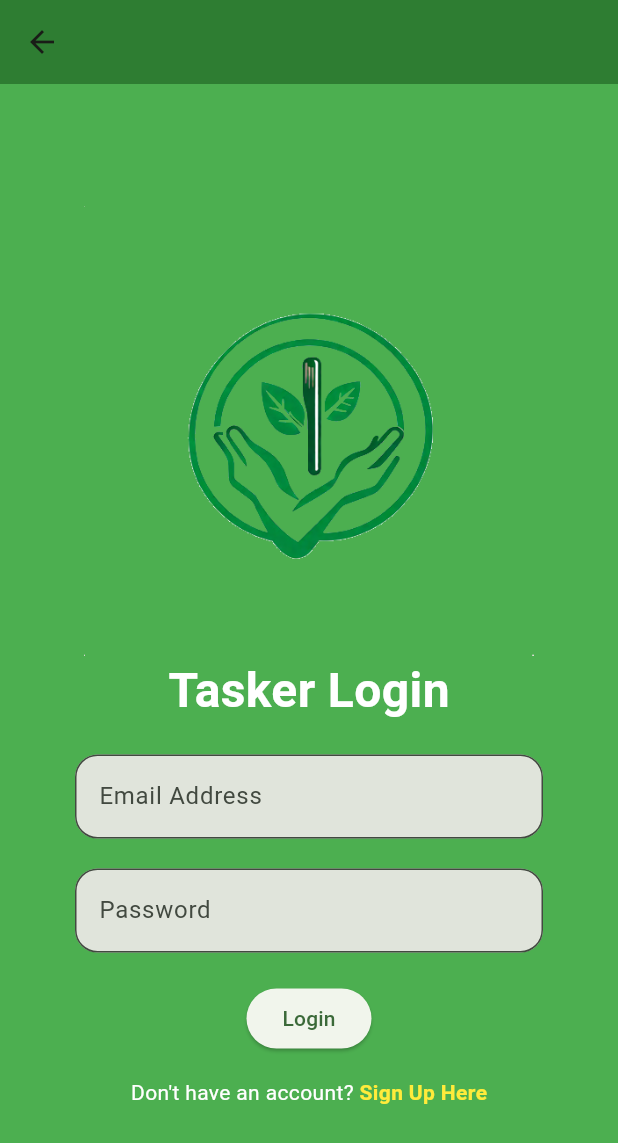
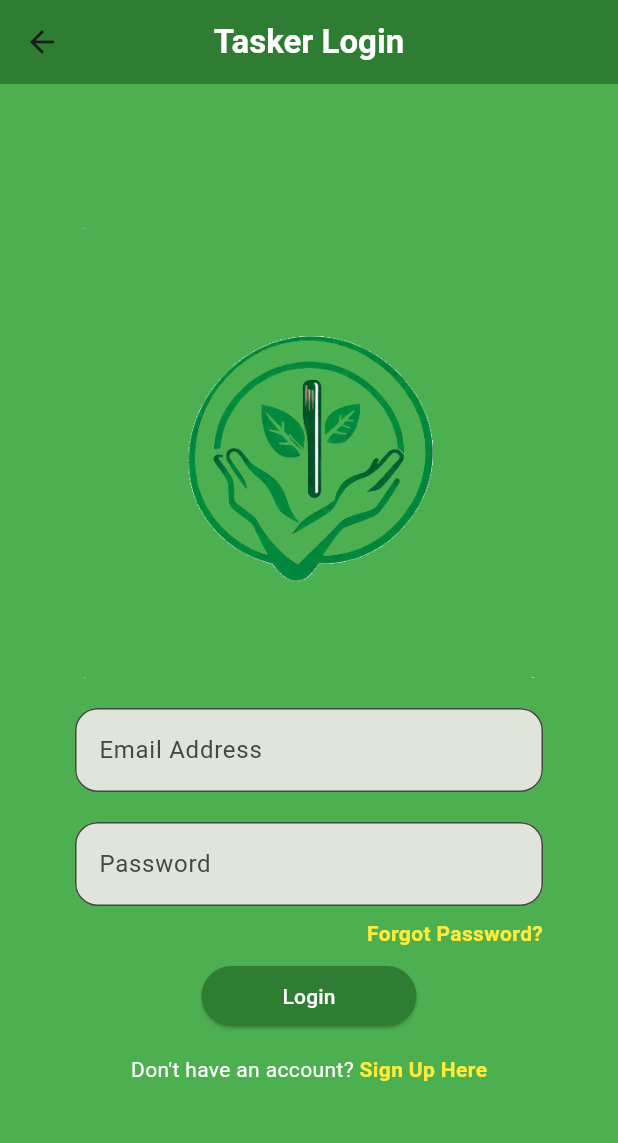
Before and after one commit to fc891/TaskLocal, a Flutter app: the TaskerLogin screen opened directly with empty values, on a phone screen of 412 x 824 dp. Shown: the top 1143 px of the screen. Run offline on Flutter 3.47's test engine with Material 3 defaults, Android fonts, the phone set to English and light mode, and no system bars; our stand-ins replace cloud_firestore, firebase_auth, firebase_core; missing offline and left inert: dart:ffi, mongo_dart; accounts and stored records are empty.

Commit message:
Update tasker_login.dart

```diff
--- a/lib/screens/authorization/tasker_login.dart
+++ b/lib/screens/authorization/tasker_login.dart
@@ -2,6 +2,7 @@
 
 import 'package:flutter/material.dart';
 import 'package:firebase_auth/firebase_auth.dart';
+import 'package:tasklocal/screens/authorization/passwordresetpage.dart';
 
 class TaskerLogin extends StatefulWidget {
   // Richard's code
@@ -74,6 +75,13 @@ class _TaskerLogin extends State<TaskerLogin> {
     return Scaffold(
       backgroundColor: Colors.green[500],
       appBar: AppBar(
+        title: Text('Tasker Login',
+                  style: TextStyle(
+                    color: Colors.white,
+                    // fontSize: 25,
+                    fontWeight: FontWeight.w600,
+                  )),
+        centerTitle: true,
         backgroundColor: Colors.green[800],
         // Richard's code
         // Add a back button to the AppBar
@@ -101,14 +109,14 @@ class _TaskerLogin extends State<TaskerLogin> {
                 ),
                 // Richard's code
                 // title of the login page
-                Text(
-                  'Tasker Login',
-                  style: TextStyle(
-                    color: Colors.white,
-                    fontSize: 32,
-                    fontWeight: FontWeight.bold,
-                  ),
-                ),
+                // Text(
+                //   'Tasker Login',
+                //   style: TextStyle(
+                //     color: Colors.white,
+                //     fontSize: 32,
+                //     fontWeight: FontWeight.bold,
+                //   ),
+                // ),
                 const SizedBox(height: 20),
                 // Richard's code
                 // Have the user input their email info
@@ -144,15 +152,42 @@ class _TaskerLogin extends State<TaskerLogin> {
                     obscureText: true,
                   )
                 ),
-                const SizedBox(height: 20),
+                const SizedBox(height: 8),
+                // allow user to change their password
+                Padding(
+                  padding: const EdgeInsets.symmetric(horizontal: 50.0),
+                  child: Row(
+                    mainAxisAlignment: MainAxisAlignment.end,
+                    children: [
+                      GestureDetector(
+                        onTap: (){
+                          Navigator.push(context, MaterialPageRoute(builder: (context) {
+                            return PasswordResetPage();
+                          }));
+                        },
+                        child: Text(
+                          'Forgot Password?',
+                          style: TextStyle(
+                            color: Colors.yellow,
+                            fontWeight: FontWeight.bold,
+                          ),
+                        ),
+                      ),
+                    ],
+                  ),
+                ),
                 // Richard's code
                 // Presses the Login button to verify if info is correct to proceed
-                Padding(
-                  padding: const EdgeInsets.symmetric(horizontal: 20),
-                  child: Center(
-                    child: ElevatedButton(
-                      onPressed: userLogin,
-                      child: Text("Login"),
+                const SizedBox(height: 8),
+                Center(
+                  child: ElevatedButton(
+                    onPressed: userLogin,
+                    style: ElevatedButton.styleFrom(
+                      backgroundColor: Colors.green[800],
+                    ),
+                    child: Padding(
+                      padding: const EdgeInsets.symmetric(horizontal: 30.0),
+                      child: Text("Login", style: TextStyle(color: Colors.white)),
                     ),
                   ),
                 ),
```
